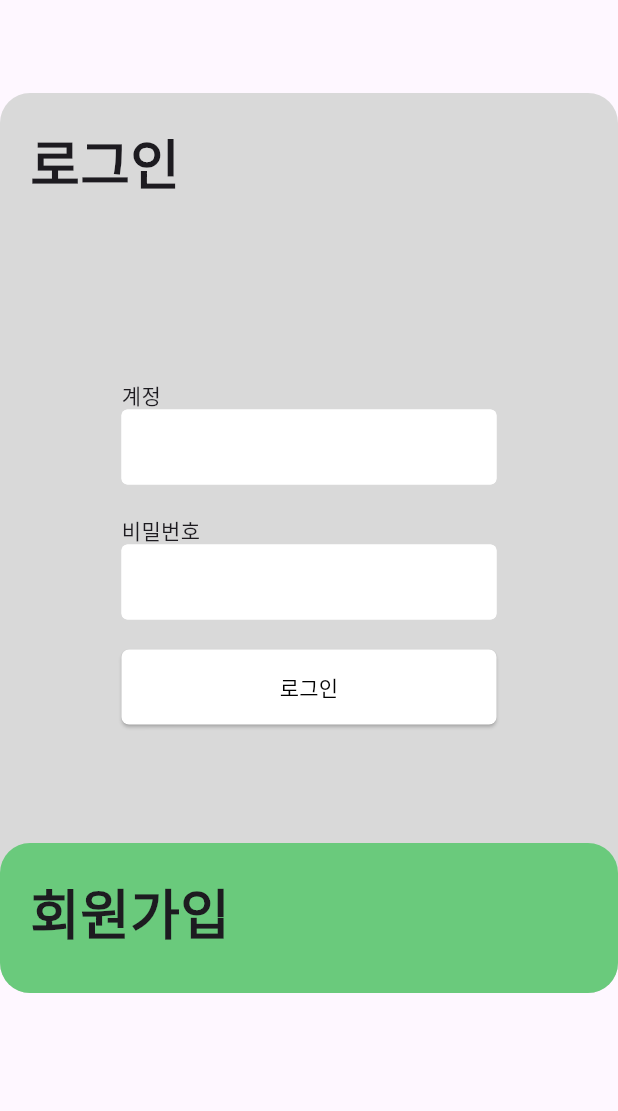
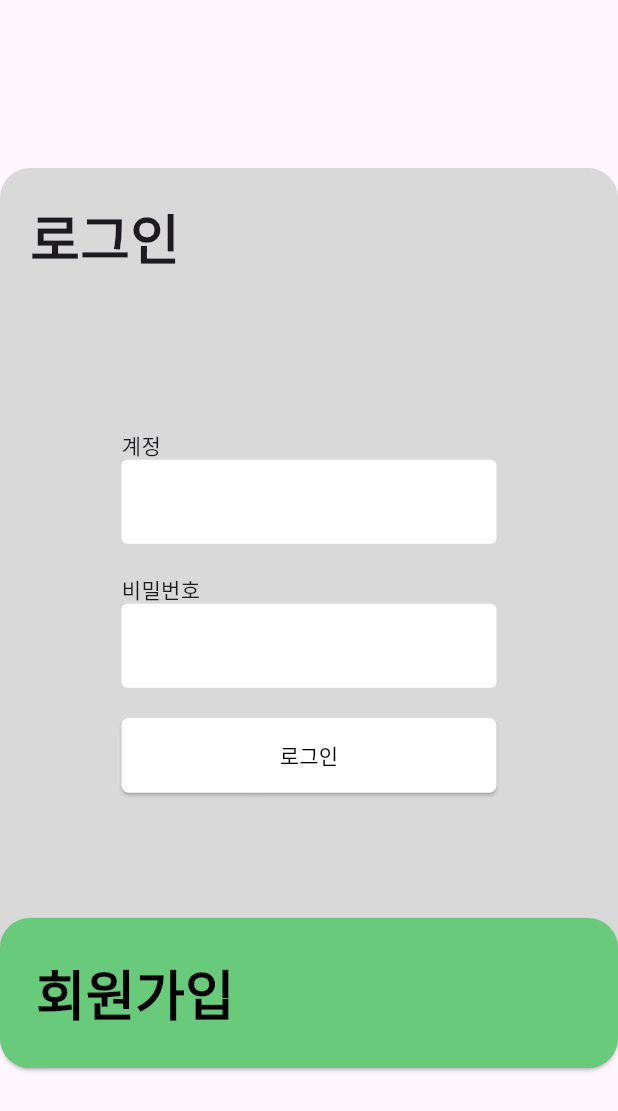
Before and after one commit to deukkyulee94/flutter_edu, a Flutter app: the screen it shows after launch, after a tap on "로그인", on a phone screen of 412 x 824 dp. Shown: the top 1111 px of the screen. Run offline on Flutter 3.47's test engine with Material 3 defaults, Android fonts, the phone set to English and light mode, and no system bars; our stand-ins replace dio, shared_preferences; network calls fail.

Commit message:
refactor: 회원가입 리펙토링
- 계정/암호 필드 위젯 분리
- 각 섹션별로 구분 (header, body, footer)
- footer로 회원가입 화면 이동 기능 추가

```diff
--- a/lib/pages/signin.dart
+++ b/lib/pages/signin.dart
@@ -1,4 +1,5 @@
 import 'package:flutter/material.dart';
+import 'package:flutter_edu/widgets/custom_text_form_field.dart';
 import '../service/user_service.dart';
 
 class Signin extends StatefulWidget {
@@ -9,16 +10,15 @@ class Signin extends StatefulWidget {
 }
 
 class _SigninState extends State<Signin> {
-  final Color gray = const Color.fromRGBO(217, 217, 217, 1);
-  final Color white = const Color.fromRGBO(255, 255, 255, 1);
-  final Color green = const Color.fromRGBO(106, 202, 124, 1);
+  static const Color customGray = Color.fromRGBO(217, 217, 217, 1);
+  static const Color customGreen = Color.fromRGBO(106, 202, 124, 1);
 
   void _showAlert(String message) {
     if (!mounted) return;
     showDialog(
       context: context,
       builder: (BuildContext context) => AlertDialog(
-        backgroundColor: white,
+        backgroundColor: Colors.white,
         shape: RoundedRectangleBorder(
           borderRadius: BorderRadius.circular(10),
         ),
@@ -37,28 +37,27 @@ class _SigninState extends State<Signin> {
 
   @override
   Widget build(BuildContext context) {
-    String email = '';
-    String password = '';
+    TextEditingController emailController = TextEditingController();
+    TextEditingController passwordController = TextEditingController();
+
     return Scaffold(
       body: Center(
-        child: Column(
-          mainAxisAlignment: MainAxisAlignment.center,
-          children: [
-            Container(
+        child: Container(
           width: 500,
           height: 600,
           decoration: BoxDecoration(
-                color: gray,
+            color: customGray,
             borderRadius: BorderRadius.circular(20),
           ),
-              child: Padding(
-                padding:
-                    const EdgeInsets.symmetric(vertical: 20, horizontal: 20),
           child: Column(
+            mainAxisAlignment: MainAxisAlignment.spaceBetween,
             children: [
-                    // 로그인
-                    Align(
+              Container(
                 alignment: Alignment.centerLeft,
+                padding: const EdgeInsets.symmetric(
+                  vertical: 20,
+                  horizontal: 20,
+                ),
                 child: Text(
                   '로그인',
                   style: TextStyle(
@@ -67,60 +66,21 @@ class _SigninState extends State<Signin> {
                   ),
                 ),
               ),
-                    SizedBox(height: 120),
-                    Center(
+              SizedBox(
+                width: 250,
                 child: Column(
-                        crossAxisAlignment: CrossAxisAlignment.start,
                   children: [
-                          Text('계정'),
-                          SizedBox(
-                            height: 50,
-                            width: 250,
-                            child: TextField(
-                              onChanged: (value) => email = value,
-                              decoration: InputDecoration(
-                                filled: true, // 배경색 활성화
-                                fillColor: white, // 배경색 지정
-                                border: OutlineInputBorder(
-                                  borderRadius:
-                                      BorderRadius.circular(10), // 둥근 테두리
-                                ),
-                                // 비활성 상태 테두리 색
-                                enabledBorder: OutlineInputBorder(
-                                  borderSide: BorderSide(color: white),
-                                ),
-                                // 포커스 상태 테두리 색
-                                focusedBorder: OutlineInputBorder(
-                                  borderSide: BorderSide(color: white),
-                                ),
-                              ),
-                            ),
+                    CustomTextFormField(
+                      validator: (s) => (s!.isNotEmpty) ? null : "계정을 입력하세요",
+                      contorller: emailController,
+                      lableText: "계정",
                     ),
                     SizedBox(height: 20),
-                          Text('비밀번호'),
-                          SizedBox(
-                            height: 50,
-                            width: 250,
-                            child: TextField(
-                              onChanged: (value) => password = value,
+                    CustomTextFormField(
+                      validator: (s) => (s!.isNotEmpty) ? null : "비밀번호를 입력하세요",
+                      contorller: passwordController,
+                      lableText: "비밀번호",
                       obscureText: true,
-                              decoration: InputDecoration(
-                                filled: true, // 배경색 활성화
-                                fillColor: white, // 배경색 지정
-                                border: OutlineInputBorder(
-                                  borderRadius:
-                                      BorderRadius.circular(10), // 둥근 테두리
-                                ),
-                                // 비활성 상태 테두리 색
-                                enabledBorder: OutlineInputBorder(
-                                  borderSide: BorderSide(color: white),
-                                ),
-                                // 포커스 상태 테두리 색
-                                focusedBorder: OutlineInputBorder(
-                                  borderSide: BorderSide(color: white),
-                                ),
-                              ),
-                            ),
                     ),
                     SizedBox(height: 20),
                     SizedBox(
@@ -128,57 +88,50 @@ class _SigninState extends State<Signin> {
                       width: 250,
                       child: ElevatedButton(
                         onPressed: () async {
-                                Response res =
-                                    await UserApiService().signin(User(
-                                  email: email,
-                                  password: password,
+                          Response res = await UserApiService().signin(User(
+                            email: emailController.text,
+                            password: passwordController.text,
                           ));
                           _showAlert(res.message);
                         },
                         style: ElevatedButton.styleFrom(
-                                backgroundColor: white,
+                          backgroundColor: Colors.white,
+                          foregroundColor: Colors.black,
+                          fixedSize: Size.infinite,
                           shape: RoundedRectangleBorder(
                             borderRadius: BorderRadius.circular(5),
                           ),
                         ),
-                              child: Text(
-                                '로그인',
-                                style: TextStyle(
-                                  color: Colors.black,
-                                ),
-                              ),
+                        child: Text('로그인'),
                       ),
                     ),
                   ],
                 ),
               ),
-                  ],
-                ),
-              ),
-            ),
-            Transform.translate(
-              offset: Offset(0, -100),
-              child: Container(
+              SizedBox(
                 width: 500,
                 height: 100,
-                decoration: BoxDecoration(
-                  color: green,
-                  borderRadius: BorderRadius.circular(20),
-                ),
-                child: Padding(
-                  padding:
-                      const EdgeInsets.symmetric(vertical: 20, horizontal: 20),
-                  child: Text(
-                    '회원가입',
-                    style: TextStyle(
+                child: ElevatedButton(
+                  onPressed: () => Navigator.of(context)
+                      .push(MaterialPageRoute(builder: (context) => Signin())),
+                  // .push(MaterialPageRoute(builder: (context) => Signup())),
+                  style: ElevatedButton.styleFrom(
+                    backgroundColor: customGreen,
+                    foregroundColor: Colors.black,
+                    alignment: Alignment.centerLeft,
+                    textStyle: TextStyle(
                       fontSize: 36,
                       fontWeight: FontWeight.w700,
                     ),
+                    shape: RoundedRectangleBorder(
+                      borderRadius: BorderRadius.circular(20),
                     ),
                   ),
+                  child: Text('회원가입'),
                 ),
+              )
+            ],
           ),
-          ],
         ),
       ),
     );
--- /dev/null
+++ b/lib/widgets/custom_text_form_field.dart
@@ -0,0 +1,43 @@
+import 'package:flutter/material.dart';
+
+class CustomTextFormField extends StatefulWidget {
+  const CustomTextFormField({
+    super.key,
+    this.lableText,
+    this.validator,
+    this.obscureText = false,
+    required this.contorller,
+  });
+
+  final String? lableText;
+  final FormFieldValidator<String>? validator;
+  final TextEditingController contorller;
+  final bool obscureText;
+
+  @override
+  State<CustomTextFormField> createState() => _CustomTextFormFieldState();
+}
+
+class _CustomTextFormFieldState extends State<CustomTextFormField> {
+  @override
+  Widget build(BuildContext context) {
+    return Column(
+      crossAxisAlignment: CrossAxisAlignment.start,
+      children: [
+        Text(widget.lableText ?? ''),
+        TextFormField(
+          decoration: InputDecoration(
+            border: OutlineInputBorder(
+              borderSide: BorderSide.none,
+            ),
+            filled: true,
+            fillColor: Colors.white,
+          ),
+          validator: widget.validator ?? (s) => null,
+          controller: widget.contorller,
+          obscureText: widget.obscureText,
+        )
+      ],
+    );
+  }
+}
```
Lines whose indentation alone changed are shown as unchanged.
